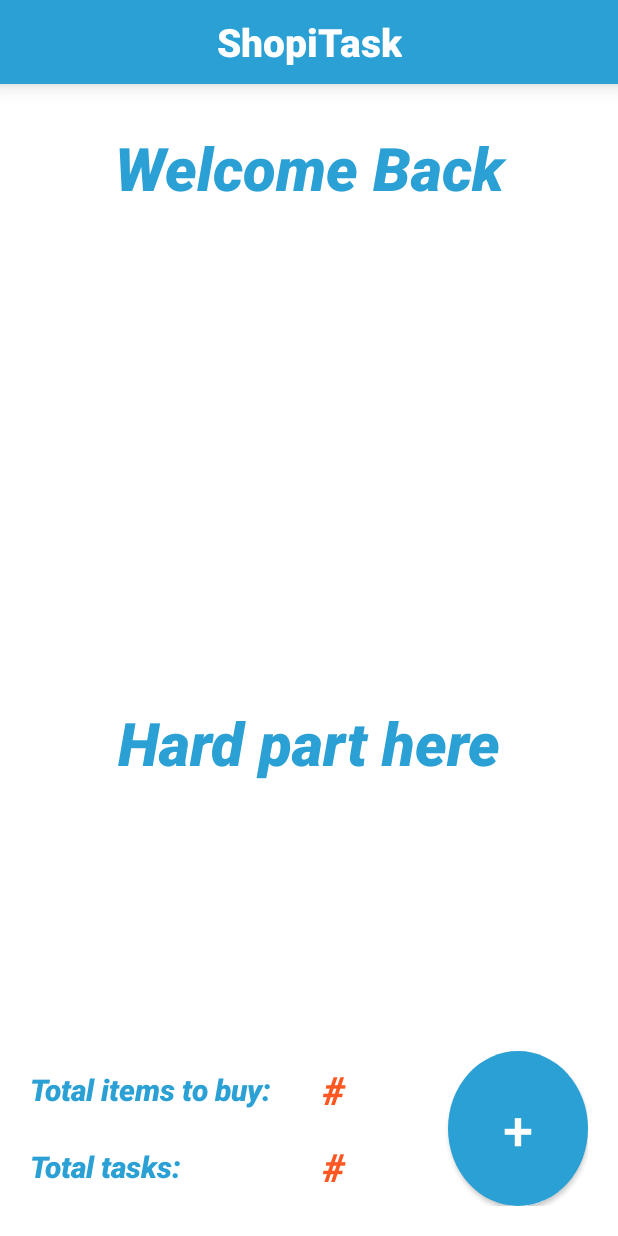
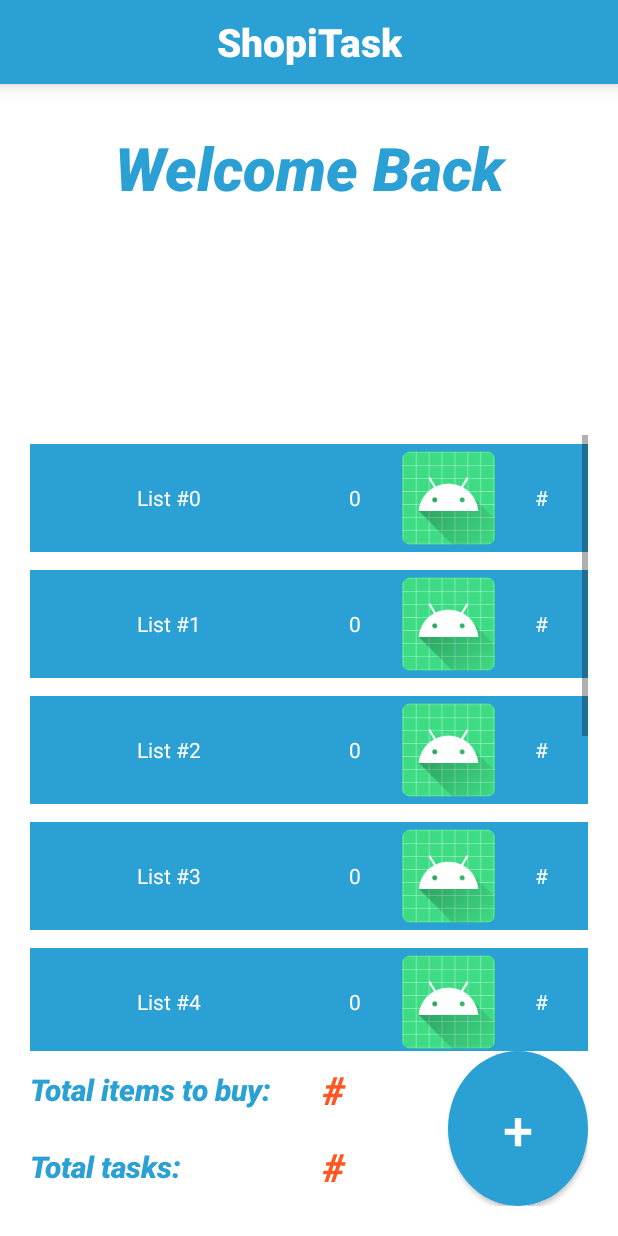
Before and after one commit to vbgithub92/ShopiTask, an Android app: the TaskListsActivity screen opened directly, with no data from a screen before it, on a phone screen of 412 x 824 dp. Run offline under Robolectric (Android 15) with nearby library versions, the phone set to English and light mode, and no system bars; our stand-ins replace Firebase (no records; nobody signed in at launch, a user with empty details on screens opened directly).

Commit message:
no message

```diff
--- a/app/build.gradle
+++ b/app/build.gradle
@@ -24,17 +24,16 @@ android {
 
 dependencies {
     implementation fileTree(dir: "libs", include: ["*.jar"])
-    implementation 'androidx.appcompat:appcompat:1.1.0'
+    implementation 'androidx.appcompat:appcompat:1.2.0'
     implementation 'androidx.constraintlayout:constraintlayout:1.1.3'
     implementation 'androidx.legacy:legacy-support-v4:1.0.0'
     implementation 'com.google.firebase:firebase-analytics:17.5.0'
     implementation 'com.google.firebase:firebase-auth:19.3.2'
     implementation 'com.google.firebase:firebase-database:19.3.1'
-    //noinspection GradleCompatible
-    implementation 'com.android.support:recyclerview-v7:28.0.0'
     testImplementation 'junit:junit:4.12'
     androidTestImplementation 'androidx.test.ext:junit:1.1.1'
     androidTestImplementation 'androidx.test.espresso:espresso-core:3.2.0'
 
-
+    // Recycler
+    implementation 'androidx.recyclerview:recyclerview:1.1.0'
 }
--- /dev/null
+++ b/app/src/main/java/com/androiddev/shopitask/ListAdapter.java
@@ -0,0 +1,78 @@
+package com.androiddev.shopitask;
+
+import android.content.Context;
+import android.util.Log;
+import android.view.LayoutInflater;
+import android.view.View;
+import android.view.ViewGroup;
+import android.widget.ImageView;
+import android.widget.LinearLayout;
+import android.widget.TextView;
+
+import androidx.recyclerview.widget.RecyclerView;
+
+import com.androiddev.shopitask.models.List;
+
+import java.util.ArrayList;
+
+class ListAdapter extends RecyclerView.Adapter<ListAdapter.MyViewHolder> {
+
+    private static final String TAG = "ListAdapter";
+
+    private ArrayList<List> lists = new ArrayList<>();
+    private Context context;
+
+    public static class MyViewHolder extends RecyclerView.ViewHolder {
+        TextView listName;
+        TextView listItemsAmount;
+        ImageView listMembersIcon;
+        TextView listMembersAmount;
+
+        LinearLayout parentLayout;
+
+        public MyViewHolder(View itemView) {
+            super(itemView);
+            listName = itemView.findViewById(R.id.listName);
+            listItemsAmount = itemView.findViewById(R.id.listItemsAmount);
+            listMembersIcon = itemView.findViewById(R.id.listMembersIcon);
+            listMembersAmount = itemView.findViewById(R.id.listMembersAmount);
+            parentLayout = itemView.findViewById(R.id.recyclerListItem);
+        }
+    }
+
+    public ListAdapter(ArrayList<List> lists, Context context) {
+        this.lists = lists;
+        this.context = context;
+    }
+
+    @Override
+    public ListAdapter.MyViewHolder onCreateViewHolder(ViewGroup parent,
+                                                       int viewType) {
+        View view = LayoutInflater.from(parent.getContext()).inflate(R.layout.recycler_list,
+                parent, false);
+
+        MyViewHolder vh = new MyViewHolder(view);
+        return vh;
+    }
+
+    @Override
+    public void onBindViewHolder(MyViewHolder holder, int position) {
+        Log.d(TAG, "onBindViewHolder: called");
+
+        List list = lists.get(position);
+
+        holder.listName.setText(list.getListName());
+        holder.listItemsAmount.setText(String.valueOf(list.getListSize()));
+
+        // TODO HELP
+        //  holder.listItemsAmount.setText(String.valueOf(lists.get(position)));
+        //  ...
+
+
+    }
+
+    @Override
+    public int getItemCount() {
+        return lists.size();
+    }
+}
--- a/app/src/main/java/com/androiddev/shopitask/MainActivity.java
+++ b/app/src/main/java/com/androiddev/shopitask/MainActivity.java
@@ -109,8 +109,8 @@ public class MainActivity extends AppCompatActivity {
             }, 0, 2000); // Run animation every 2 sec
         }*/
 
-        Intent intent = new Intent(this, ListDetailsActivity.class);
-        //Intent intent = new Intent(this, TaskListsActivity.class);
+        //Intent intent = new Intent(this, ListDetailsActivity.class);
+        Intent intent = new Intent(this, TaskListsActivity.class);
         startActivity(intent);
     }
 
--- a/app/src/main/java/com/androiddev/shopitask/TaskListsActivity.java
+++ b/app/src/main/java/com/androiddev/shopitask/TaskListsActivity.java
@@ -4,23 +4,28 @@ import android.content.Context;
 import android.content.Intent;
 import android.os.Bundle;
 import android.os.Vibrator;
+import android.util.Log;
 import android.view.View;
 import android.widget.TextView;
 
-import androidx.annotation.NonNull;
 import androidx.appcompat.app.AppCompatActivity;
 import androidx.appcompat.widget.Toolbar;
+import androidx.recyclerview.widget.LinearLayoutManager;
+import androidx.recyclerview.widget.RecyclerView;
 
+import com.androiddev.shopitask.models.List;
 import com.google.firebase.auth.FirebaseAuth;
-import com.google.firebase.database.DataSnapshot;
-import com.google.firebase.database.DatabaseError;
-import com.google.firebase.database.DatabaseReference;
-import com.google.firebase.database.FirebaseDatabase;
-import com.google.firebase.database.ValueEventListener;
 
+import java.util.ArrayList;
 import java.util.Objects;
 
 public class TaskListsActivity extends AppCompatActivity {
+
+    private static final String TAG = "TaskListsActivity";
+
+    private RecyclerView recyclerView;
+    private RecyclerView.Adapter listAdapter;
+    private RecyclerView.LayoutManager layoutManager;
 
     private Vibrator vibe;
     private String user_id = FirebaseAuth.getInstance().getCurrentUser().getUid();
@@ -31,9 +36,37 @@ public class TaskListsActivity extends AppCompatActivity {
         super.onCreate(savedInstanceState);
         setContentView(R.layout.activity_task_lists);
         createToolbar();
-        textUserName = this.findViewById(R.id.username);
-        textUserName.setText(FirebaseAuth.getInstance().getCurrentUser().getDisplayName());
+        findViewsById();
+
+        textUserName.setText(Objects.requireNonNull(FirebaseAuth.getInstance().getCurrentUser()).getDisplayName());
         vibe = (Vibrator) TaskListsActivity.this.getSystemService(Context.VIBRATOR_SERVICE);
+    }
+
+    @Override
+    protected void onStart() {
+        super.onStart();
+        initRecyclerView();
+    }
+
+    private void findViewsById() {
+        textUserName = findViewById(R.id.username);
+        recyclerView = findViewById(R.id.my_recycler_view);
+    }
+
+    private void initRecyclerView() {
+        Log.d(TAG, "initRecyclerView:");
+        recyclerView.setHasFixedSize(true); // Not sure
+
+        ArrayList<List> myList = new ArrayList<>();
+
+        for(int i = 0 ; i < 10 ; i++) {
+            myList.add(new List("1","1", null,true,"List #"+i));
+        }
+
+        listAdapter = new ListAdapter(myList,this);
+        recyclerView.setAdapter(listAdapter);
+        layoutManager = new LinearLayoutManager(this);
+        recyclerView.setLayoutManager(layoutManager);
     }
 
     public void addListButtonClicked(View view) {
--- a/app/src/main/java/com/androiddev/shopitask/models/List.java
+++ b/app/src/main/java/com/androiddev/shopitask/models/List.java
@@ -7,12 +7,14 @@ public class List {
     private String ownerId;
     private ArrayList<String> contributors;
     private boolean isPrivate;
+    private String listName;
 
-    public List(String listId, String ownerId, ArrayList<String> contributors, boolean isPrivate) {
+    public List(String listId, String ownerId, ArrayList<String> contributors, boolean isPrivate, String listName) {
         this.listId = listId;
         this.ownerId = ownerId;
         this.contributors = contributors;
         this.isPrivate = isPrivate;
+        this.listName = listName;
     }
 
     public String getListId() {
@@ -46,4 +48,10 @@ public class List {
     public void setPrivate(boolean aPrivate) {
         isPrivate = aPrivate;
     }
+
+    public String getListName() { return listName;}
+
+    public int getListSize() {
+        return 0;
+    }
 }
--- a/app/src/main/java/com/androiddev/shopitask/models/ShoppingList.java
+++ b/app/src/main/java/com/androiddev/shopitask/models/ShoppingList.java
@@ -5,8 +5,8 @@ import java.util.ArrayList;
 public class ShoppingList extends List {
     private ArrayList<ShoppingItem> shoppingItems;
 
-    public ShoppingList(String listId, String ownerId, ArrayList<String> contributors, boolean isPrivate, ArrayList<ShoppingItem> shoppingItems) {
-        super(listId, ownerId, contributors, isPrivate);
+    public ShoppingList(String listId, String ownerId, ArrayList<String> contributors, boolean isPrivate,String listName, ArrayList<ShoppingItem> shoppingItems) {
+        super(listId, ownerId, contributors, isPrivate, listName);
         this.shoppingItems = shoppingItems;
     }
 
--- a/app/src/main/java/com/androiddev/shopitask/models/ToDoList.java
+++ b/app/src/main/java/com/androiddev/shopitask/models/ToDoList.java
@@ -5,8 +5,8 @@ import java.util.ArrayList;
 public class ToDoList extends List{
     private ArrayList<ToDoItem> toDoItems;
 
-    public ToDoList(String listId, String ownerId, ArrayList<String> contributors, boolean isPrivate, ArrayList<ToDoItem> toDoItems) {
-        super(listId, ownerId, contributors, isPrivate);
+    public ToDoList(String listId, String ownerId, ArrayList<String> contributors, boolean isPrivate,String listName,  ArrayList<ToDoItem> toDoItems) {
+        super(listId, ownerId, contributors, isPrivate, listName);
         this.toDoItems = toDoItems;
     }
 
--- a/app/src/main/java/com/androiddev/shopitask/models/UOM.java
+++ b/app/src/main/java/com/androiddev/shopitask/models/UOM.java
@@ -1,9 +1,8 @@
 package com.androiddev.shopitask.models;
 
 public enum UOM {
-    UNITS,
+    ITEMS,
     GK,
-    GR,
     L,
     PACKS
 }
--- a/app/src/main/res/layout/activity_task_lists.xml
+++ b/app/src/main/res/layout/activity_task_lists.xml
@@ -50,16 +50,13 @@
             android:layout_height="0dp"
             android:layout_weight="0.25" />
 
-        <TextView
+        <androidx.recyclerview.widget.RecyclerView
+            android:id="@+id/my_recycler_view"
+            android:scrollbars="vertical"
             android:layout_width="match_parent"
             android:layout_height="0dp"
             android:layout_weight="4"
-            android:fontFamily="sans-serif-black"
-            android:gravity="center"
-            android:text="Hard part here"
-            android:textColor="@color/colorPrimary"
-            android:textSize="40sp"
-            android:textStyle="bold|italic" />
+            />
 
         <LinearLayout
             android:layout_width="match_parent"
--- /dev/null
+++ b/app/src/main/res/layout/recycler_list.xml
@@ -0,0 +1,42 @@
+<?xml version="1.0" encoding="utf-8"?>
+<LinearLayout xmlns:android="http://schemas.android.com/apk/res/android"
+    android:layout_width="match_parent"
+    android:layout_height="wrap_content"
+    android:orientation="horizontal"
+    android:background="@color/colorPrimary"
+    android:layout_marginVertical="6dp"
+    android:id="@+id/recyclerListItem">
+
+    <TextView
+        android:id="@+id/listName"
+        android:layout_width="0dp"
+        android:layout_height="match_parent"
+        android:layout_weight="3"
+        android:gravity="center"
+        android:textColor="#FFFFFF"
+        android:text="List name here" />
+    <TextView
+        android:id="@+id/listItemsAmount"
+        android:layout_width="0dp"
+        android:layout_height="match_parent"
+        android:layout_weight="1"
+        android:gravity="center"
+        android:textColor="#FFFFFF"
+        android:text="#" />
+
+    <ImageView
+        android:id="@+id/listMembersIcon"
+        android:layout_width="0dp"
+        android:layout_height="match_parent"
+        android:layout_weight="1"
+        android:src="@mipmap/ic_launcher"/>
+    <TextView
+        android:id="@+id/listMembersAmount"
+        android:layout_width="0dp"
+        android:layout_height="match_parent"
+        android:layout_weight="1"
+        android:gravity="center"
+        android:textColor="#FFFFFF"
+        android:text="#" />
+
+</LinearLayout>
```
